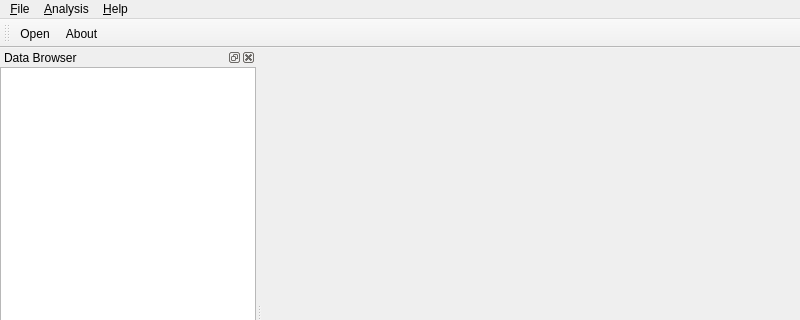
This is Application/Resources/UI/voMainWindow.ui in Kitware/Visomics as Qt 5 draws it before an edit; both pictures show x 0 to 800 and y 0 to 320 of the 800 by 600 pixel window. The edited form follows.
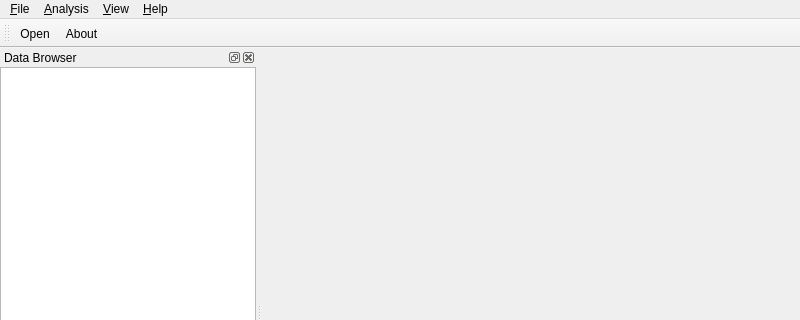
This is the edited form. Icons and pictures are not drawn. Custom widgets are drawn as their Qt base class.

Commit message: Added View menu and ability to show/hide dock widgets

What changed in the file:
```diff
--- a/Application/Resources/UI/voMainWindow.ui
+++ b/Application/Resources/UI/voMainWindow.ui
@@ -41,8 +41,16 @@
     </property>
     <addaction name="actionHelpAbout"/>
    </widget>
+   <widget class="QMenu" name="menu_View">
+    <property name="title">
+     <string>&amp;View</string>
+    </property>
+    <addaction name="actionViewDataBrowser"/>
+    <addaction name="actionViewAnalysisParameters"/>
+   </widget>
    <addaction name="menuFile"/>
    <addaction name="menuAnalysis"/>
+   <addaction name="menu_View"/>
    <addaction name="menuHelp"/>
   </widget>
   <widget class="QStatusBar" name="statusbar"/>
```
Left out of the diff: 57 changed lines with no effect on the pictures. The commit also changes 1 other file.
